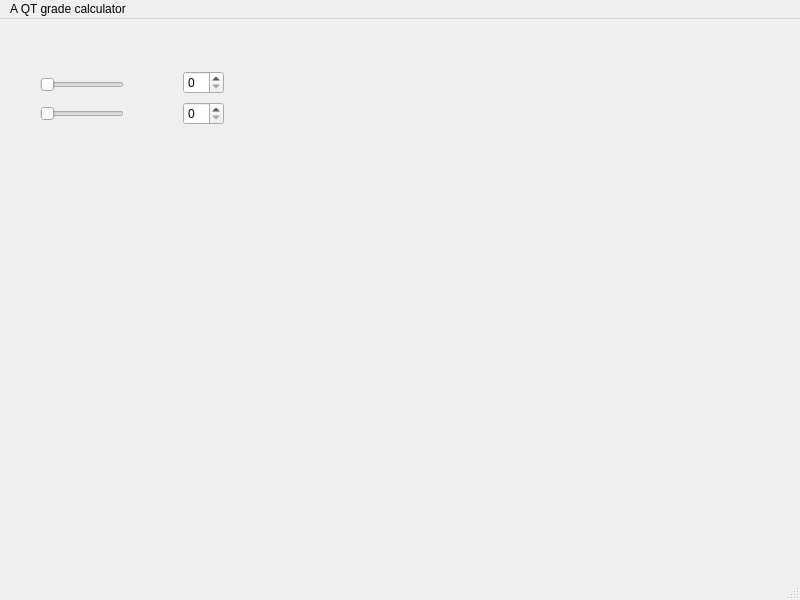
Old version of the form A_QT_grade_calculator/mainwindow.ui in the repository zoebjamal/10C-hw-2.
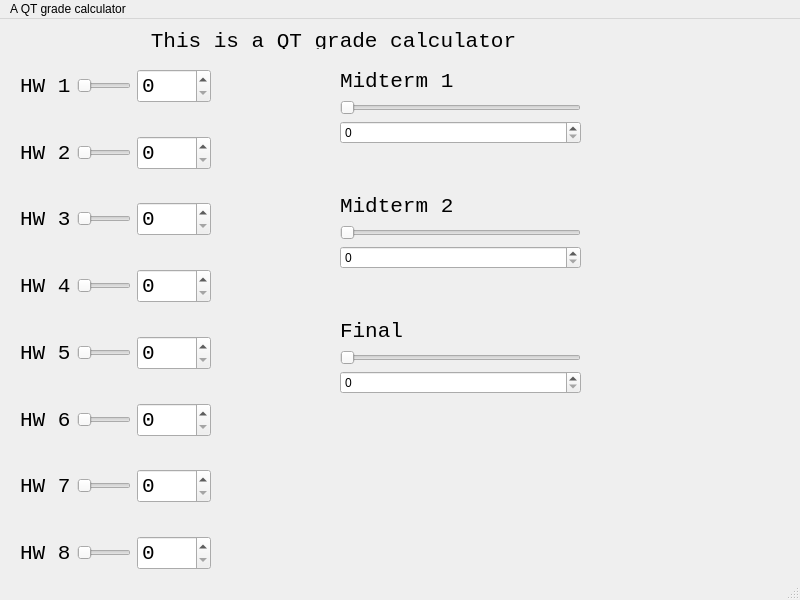
New version of the form.

Commit message: added all labels, sliders, spin boxes, all linked properly. Need to add schema buttons and do the math

Diff of the .ui file:
```diff
--- a/A_QT_grade_calculator/mainwindow.ui
+++ b/A_QT_grade_calculator/mainwindow.ui
@@ -14,56 +14,657 @@
    <string>MainWindow</string>
   </property>
   <widget class="QWidget" name="centralwidget">
+   <widget class="QLabel" name="label">
+    <property name="geometry">
+     <rect>
+      <x>48</x>
+      <y>10</y>
+      <width>571</width>
+      <height>20</height>
+     </rect>
+    </property>
+    <property name="font">
+     <font>
+      <family>Courier New</family>
+      <pointsize>16</pointsize>
+      <weight>50</weight>
+      <bold>false</bold>
+     </font>
+    </property>
+    <property name="text">
+     <string>&lt;html&gt;&lt;head/&gt;&lt;body&gt;&lt;p align=&quot;center&quot;&gt;This is a QT grade calculator&lt;/p&gt;&lt;/body&gt;&lt;/html&gt;</string>
+    </property>
+   </widget>
    <widget class="QWidget" name="">
     <property name="geometry">
      <rect>
-      <x>40</x>
+      <x>20</x>
       <y>50</y>
-      <width>184</width>
-      <height>60</height>
+      <width>191</width>
+      <height>501</height>
      </rect>
     </property>
-    <layout class="QHBoxLayout" name="horizontalLayout">
-     <item>
-      <layout class="QVBoxLayout" name="verticalLayout_2">
-       <item>
-        <widget class="QSlider" name="HW1_slider">
-         <property name="orientation">
-          <enum>Qt::Horizontal</enum>
-         </property>
-        </widget>
-       </item>
-       <item>
-        <widget class="QSlider" name="HW2_slider">
-         <property name="orientation">
-          <enum>Qt::Horizontal</enum>
-         </property>
-        </widget>
-       </item>
-      </layout>
+    <property name="font">
+     <font>
+      <family>Courier New</family>
+      <pointsize>16</pointsize>
+     </font>
+    </property>
+    <layout class="QGridLayout" name="gridLayout">
+     <item row="9" column="1">
+      <widget class="QSlider" name="HW1_slider_5">
+       <property name="font">
+        <font>
+         <family>Courier New</family>
+         <pointsize>16</pointsize>
+        </font>
+       </property>
+       <property name="maximum">
+        <number>100</number>
+       </property>
+       <property name="orientation">
+        <enum>Qt::Horizontal</enum>
+       </property>
+      </widget>
      </item>
-     <item>
-      <spacer name="horizontalSpacer">
+     <item row="11" column="0">
+      <widget class="QLabel" name="label_7">
+       <property name="font">
+        <font>
+         <family>Courier New</family>
+         <pointsize>16</pointsize>
+        </font>
+       </property>
+       <property name="text">
+        <string>HW 6</string>
+       </property>
+      </widget>
+     </item>
+     <item row="5" column="1">
+      <widget class="QSlider" name="HW1_slider_3">
+       <property name="font">
+        <font>
+         <family>Courier New</family>
+         <pointsize>16</pointsize>
+        </font>
+       </property>
+       <property name="maximum">
+        <number>100</number>
+       </property>
        <property name="orientation">
         <enum>Qt::Horizontal</enum>
        </property>
+      </widget>
+     </item>
+     <item row="6" column="1">
+      <spacer name="verticalSpacer_3">
+       <property name="font">
+        <font>
+         <family>Courier New</family>
+         <pointsize>16</pointsize>
+        </font>
+       </property>
+       <property name="orientation">
+        <enum>Qt::Vertical</enum>
+       </property>
        <property name="sizeHint" stdset="0">
         <size>
-         <width>40</width>
-         <height>20</height>
+         <width>20</width>
+         <height>40</height>
         </size>
        </property>
       </spacer>
      </item>
-     <item>
-      <layout class="QVBoxLayout" name="verticalLayout">
-       <item>
-        <widget class="QSpinBox" name="HW1_spinbox"/>
-       </item>
-       <item>
-        <widget class="QSpinBox" name="HW2_spinbox"/>
-       </item>
-      </layout>
+     <item row="0" column="1">
+      <widget class="QSlider" name="HW1_slider">
+       <property name="font">
+        <font>
+         <family>Courier New</family>
+         <pointsize>16</pointsize>
+        </font>
+       </property>
+       <property name="maximum">
+        <number>100</number>
+       </property>
+       <property name="orientation">
+        <enum>Qt::Horizontal</enum>
+       </property>
+      </widget>
+     </item>
+     <item row="13" column="1">
+      <widget class="QSlider" name="HW1_slider_7">
+       <property name="font">
+        <font>
+         <family>Courier New</family>
+         <pointsize>16</pointsize>
+        </font>
+       </property>
+       <property name="maximum">
+        <number>100</number>
+       </property>
+       <property name="orientation">
+        <enum>Qt::Horizontal</enum>
+       </property>
+      </widget>
+     </item>
+     <item row="15" column="0">
+      <widget class="QLabel" name="label_9">
+       <property name="font">
+        <font>
+         <family>Courier New</family>
+         <pointsize>16</pointsize>
+        </font>
+       </property>
+       <property name="text">
+        <string>HW 8</string>
+       </property>
+      </widget>
+     </item>
+     <item row="3" column="0">
+      <widget class="QLabel" name="label_3">
+       <property name="font">
+        <font>
+         <family>Courier New</family>
+         <pointsize>16</pointsize>
+        </font>
+       </property>
+       <property name="text">
+        <string>HW 2</string>
+       </property>
+      </widget>
+     </item>
+     <item row="10" column="1">
+      <spacer name="verticalSpacer_5">
+       <property name="font">
+        <font>
+         <family>Courier New</family>
+         <pointsize>16</pointsize>
+        </font>
+       </property>
+       <property name="orientation">
+        <enum>Qt::Vertical</enum>
+       </property>
+       <property name="sizeHint" stdset="0">
+        <size>
+         <width>20</width>
+         <height>40</height>
+        </size>
+       </property>
+      </spacer>
+     </item>
+     <item row="7" column="1">
+      <widget class="QSlider" name="HW1_slider_4">
+       <property name="font">
+        <font>
+         <family>Courier New</family>
+         <pointsize>16</pointsize>
+        </font>
+       </property>
+       <property name="maximum">
+        <number>100</number>
+       </property>
+       <property name="orientation">
+        <enum>Qt::Horizontal</enum>
+       </property>
+      </widget>
+     </item>
+     <item row="9" column="0">
+      <widget class="QLabel" name="label_6">
+       <property name="font">
+        <font>
+         <family>Courier New</family>
+         <pointsize>16</pointsize>
+        </font>
+       </property>
+       <property name="text">
+        <string>HW 5</string>
+       </property>
+      </widget>
+     </item>
+     <item row="3" column="1">
+      <widget class="QSlider" name="HW1_slider_2">
+       <property name="font">
+        <font>
+         <family>Courier New</family>
+         <pointsize>16</pointsize>
+        </font>
+       </property>
+       <property name="maximum">
+        <number>100</number>
+       </property>
+       <property name="orientation">
+        <enum>Qt::Horizontal</enum>
+       </property>
+      </widget>
+     </item>
+     <item row="0" column="0">
+      <widget class="QLabel" name="label_2">
+       <property name="font">
+        <font>
+         <family>Courier New</family>
+         <pointsize>16</pointsize>
+        </font>
+       </property>
+       <property name="text">
+        <string>HW 1</string>
+       </property>
+      </widget>
+     </item>
+     <item row="5" column="0">
+      <widget class="QLabel" name="label_4">
+       <property name="font">
+        <font>
+         <family>Courier New</family>
+         <pointsize>16</pointsize>
+        </font>
+       </property>
+       <property name="text">
+        <string>HW 3</string>
+       </property>
+      </widget>
+     </item>
+     <item row="14" column="1">
+      <spacer name="verticalSpacer_7">
+       <property name="font">
+        <font>
+         <family>Courier New</family>
+         <pointsize>16</pointsize>
+        </font>
+       </property>
+       <property name="orientation">
+        <enum>Qt::Vertical</enum>
+       </property>
+       <property name="sizeHint" stdset="0">
+        <size>
+         <width>20</width>
+         <height>40</height>
+        </size>
+       </property>
+      </spacer>
+     </item>
+     <item row="11" column="1">
+      <widget class="QSlider" name="HW1_slider_6">
+       <property name="font">
+        <font>
+         <family>Courier New</family>
+         <pointsize>16</pointsize>
+        </font>
+       </property>
+       <property name="maximum">
+        <number>100</number>
+       </property>
+       <property name="orientation">
+        <enum>Qt::Horizontal</enum>
+       </property>
+      </widget>
+     </item>
+     <item row="13" column="0">
+      <widget class="QLabel" name="label_8">
+       <property name="font">
+        <font>
+         <family>Courier New</family>
+         <pointsize>16</pointsize>
+        </font>
+       </property>
+       <property name="text">
+        <string>HW 7</string>
+       </property>
+      </widget>
+     </item>
+     <item row="1" column="1">
+      <spacer name="verticalSpacer">
+       <property name="font">
+        <font>
+         <family>Courier New</family>
+         <pointsize>16</pointsize>
+        </font>
+       </property>
+       <property name="orientation">
+        <enum>Qt::Vertical</enum>
+       </property>
+       <property name="sizeHint" stdset="0">
+        <size>
+         <width>20</width>
+         <height>40</height>
+        </size>
+       </property>
+      </spacer>
+     </item>
+     <item row="8" column="1">
+      <spacer name="verticalSpacer_4">
+       <property name="font">
+        <font>
+         <family>Courier New</family>
+         <pointsize>16</pointsize>
+        </font>
+       </property>
+       <property name="orientation">
+        <enum>Qt::Vertical</enum>
+       </property>
+       <property name="sizeHint" stdset="0">
+        <size>
+         <width>20</width>
+         <height>40</height>
+        </size>
+       </property>
+      </spacer>
+     </item>
+     <item row="7" column="0">
+      <widget class="QLabel" name="label_5">
+       <property name="font">
+        <font>
+         <family>Courier New</family>
+         <pointsize>16</pointsize>
+        </font>
+       </property>
+       <property name="text">
+        <string>HW 4</string>
+       </property>
+      </widget>
+     </item>
+     <item row="4" column="1">
+      <spacer name="verticalSpacer_2">
+       <property name="font">
+        <font>
+         <family>Courier New</family>
+         <pointsize>16</pointsize>
+        </font>
+       </property>
+       <property name="orientation">
+        <enum>Qt::Vertical</enum>
+       </property>
+       <property name="sizeHint" stdset="0">
+        <size>
+         <width>20</width>
+         <height>40</height>
+        </size>
+       </property>
+      </spacer>
+     </item>
+     <item row="15" column="1">
+      <widget class="QSlider" name="HW1_slider_8">
+       <property name="font">
+        <font>
+         <family>Courier New</family>
+         <pointsize>16</pointsize>
+        </font>
+       </property>
+       <property name="maximum">
+        <number>100</number>
+       </property>
+       <property name="orientation">
+        <enum>Qt::Horizontal</enum>
+       </property>
+      </widget>
+     </item>
+     <item row="12" column="1">
+      <spacer name="verticalSpacer_6">
+       <property name="font">
+        <font>
+         <family>Courier New</family>
+         <pointsize>16</pointsize>
+        </font>
+       </property>
+       <property name="orientation">
+        <enum>Qt::Vertical</enum>
+       </property>
+       <property name="sizeHint" stdset="0">
+        <size>
+         <width>20</width>
+         <height>40</height>
+        </size>
+       </property>
+      </spacer>
+     </item>
+     <item row="0" column="2">
+      <widget class="QSpinBox" name="HW1_spinbox">
+       <property name="font">
+        <font>
+         <family>Courier New</family>
+         <pointsize>16</pointsize>
+        </font>
+       </property>
+       <property name="maximum">
+        <number>100</number>
+       </property>
+      </widget>
+     </item>
+     <item row="3" column="2">
+      <widget class="QSpinBox" name="HW1_spinbox_2">
+       <property name="font">
+        <font>
+         <family>Courier New</family>
+         <pointsize>16</pointsize>
+        </font>
+       </property>
+       <property name="maximum">
+        <number>100</number>
+       </property>
+      </widget>
+     </item>
+     <item row="5" column="2">
+      <widget class="QSpinBox" name="HW1_spinbox_3">
+       <property name="font">
+        <font>
+         <family>Courier New</family>
+         <pointsize>16</pointsize>
+        </font>
+       </property>
+       <property name="maximum">
+        <number>100</number>
+       </property>
+      </widget>
+     </item>
+     <item row="7" column="2">
+      <widget class="QSpinBox" name="HW1_spinbox_4">
+       <property name="font">
+        <font>
+         <family>Courier New</family>
+         <pointsize>16</pointsize>
+        </font>
+       </property>
+       <property name="maximum">
+        <number>100</number>
+       </property>
+      </widget>
+     </item>
+     <item row="9" column="2">
+      <widget class="QSpinBox" name="HW1_spinbox_5">
+       <property name="font">
+        <font>
+         <family>Courier New</family>
+         <pointsize>16</pointsize>
+        </font>
+       </property>
+       <property name="maximum">
+        <number>100</number>
+       </property>
+      </widget>
+     </item>
+     <item row="11" column="2">
+      <widget class="QSpinBox" name="HW1_spinbox_6">
+       <property name="font">
+        <font>
+         <family>Courier New</family>
+         <pointsize>16</pointsize>
+        </font>
+       </property>
+       <property name="maximum">
+        <number>100</number>
+       </property>
+      </widget>
+     </item>
+     <item row="13" column="2">
+      <widget class="QSpinBox" name="HW1_spinbox_7">
+       <property name="font">
+        <font>
+         <family>Courier New</family>
+         <pointsize>16</pointsize>
+        </font>
+       </property>
+       <property name="maximum">
+        <number>100</number>
+       </property>
+      </widget>
+     </item>
+     <item row="15" column="2">
+      <widget class="QSpinBox" name="HW1_spinbox_8">
+       <property name="font">
+        <font>
+         <family>Courier New</family>
+         <pointsize>16</pointsize>
+        </font>
+       </property>
+       <property name="maximum">
+        <number>100</number>
+       </property>
+      </widget>
+     </item>
+    </layout>
+   </widget>
+   <widget class="QWidget" name="">
+    <property name="geometry">
+     <rect>
+      <x>340</x>
+      <y>50</y>
+      <width>241</width>
+      <height>325</height>
+     </rect>
+    </property>
+    <layout class="QGridLayout" name="gridLayout_2">
+     <item row="0" column="0">
+      <widget class="QLabel" name="label_10">
+       <property name="font">
+        <font>
+         <family>Courier New</family>
+         <pointsize>16</pointsize>
+        </font>
+       </property>
+       <property name="text">
+        <string>Midterm 1</string>
+       </property>
+      </widget>
+     </item>
+     <item row="9" column="0">
+      <widget class="QSlider" name="horizontalSlider_3">
+       <property name="font">
+        <font>
+         <family>Courier New</family>
+         <pointsize>16</pointsize>
+        </font>
+       </property>
+       <property name="maximum">
+        <number>100</number>
+       </property>
+       <property name="orientation">
+        <enum>Qt::Horizontal</enum>
+       </property>
+      </widget>
+     </item>
+     <item row="7" column="0">
+      <spacer name="verticalSpacer_9">
+       <property name="orientation">
+        <enum>Qt::Vertical</enum>
+       </property>
+       <property name="sizeHint" stdset="0">
+        <size>
+         <width>20</width>
+         <height>40</height>
+        </size>
+       </property>
+      </spacer>
+     </item>
+     <item row="3" column="0">
+      <spacer name="verticalSpacer_8">
+       <property name="orientation">
+        <enum>Qt::Vertical</enum>
+       </property>
+       <property name="sizeHint" stdset="0">
+        <size>
+         <width>20</width>
+         <height>40</height>
+        </size>
+       </property>
+      </spacer>
+     </item>
+     <item row="4" column="0">
+      <widget class="QLabel" name="label_11">
+       <property name="font">
+        <font>
+         <family>Courier New</family>
+         <pointsize>16</pointsize>
+        </font>
+       </property>
+       <property name="text">
+        <string>Midterm 2</string>
+       </property>
+      </widget>
+     </item>
+     <item row="8" column="0">
+      <widget class="QLabel" name="label_12">
+       <property name="font">
+        <font>
+         <family>Courier New</family>
+         <pointsize>16</pointsize>
+        </font>
+       </property>
+       <property name="text">
+        <string>Final</string>
+       </property>
+      </widget>
+     </item>
+     <item row="6" column="0">
+      <widget class="QSpinBox" name="spinBox_2">
+       <property name="maximum">
+        <number>100</number>
+       </property>
+      </widget>
+     </item>
+     <item row="5" column="0">
+      <widget class="QSlider" name="horizontalSlider_2">
+       <property name="font">
+        <font>
+         <family>Courier New</family>
+         <pointsize>16</pointsize>
+        </font>
+       </property>
+       <property name="maximum">
+        <number>100</number>
+       </property>
+       <property name="orientation">
+        <enum>Qt::Horizontal</enum>
+       </property>
+      </widget>
+     </item>
+     <item row="1" column="0">
+      <widget class="QSlider" name="horizontalSlider">
+       <property name="font">
+        <font>
+         <family>Courier New</family>
+         <pointsize>16</pointsize>
+        </font>
+       </property>
+       <property name="maximum">
+        <number>100</number>
+       </property>
+       <property name="orientation">
+        <enum>Qt::Horizontal</enum>
+       </property>
+      </widget>
+     </item>
+     <item row="2" column="0">
+      <widget class="QSpinBox" name="spinBox">
+       <property name="maximum">
+        <number>100</number>
+       </property>
+      </widget>
+     </item>
+     <item row="10" column="0">
+      <widget class="QSpinBox" name="spinBox_3">
+       <property name="maximum">
+        <number>100</number>
+       </property>
+      </widget>
      </item>
     </layout>
    </widget>
```
Left out of the diff: 326 changed lines with no effect on the pictures. The commit also changes 1 other file.
